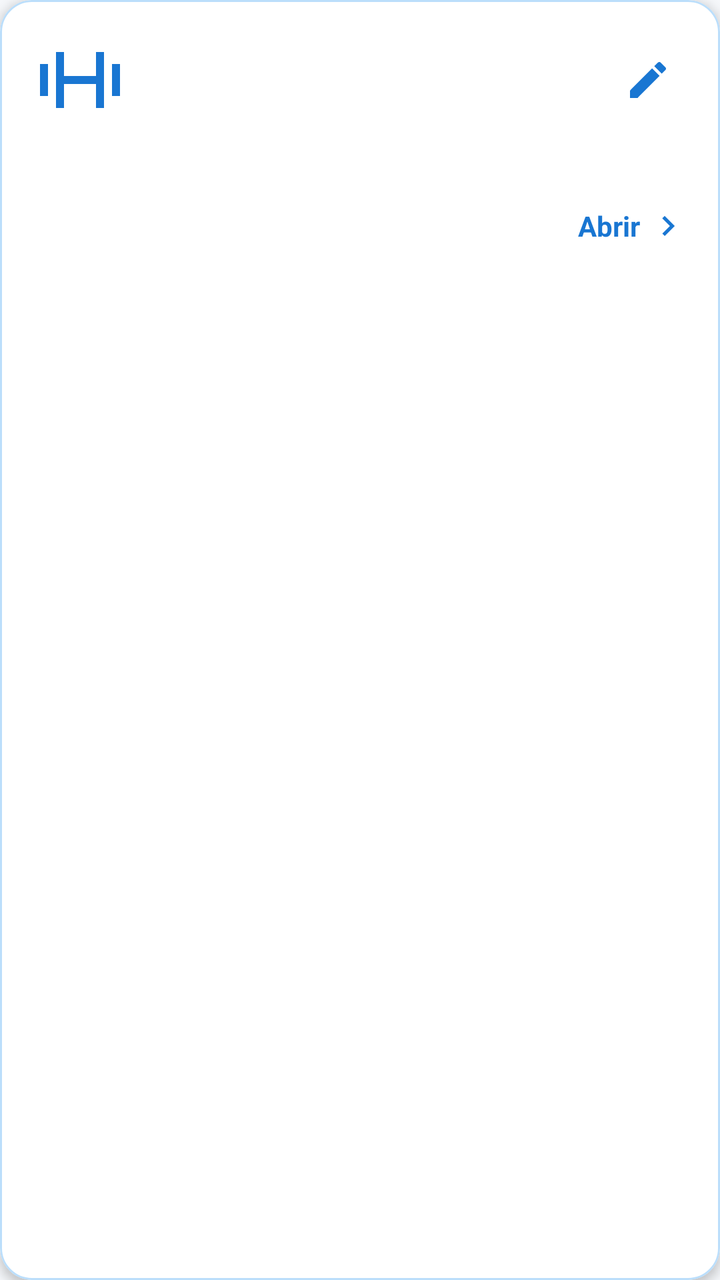
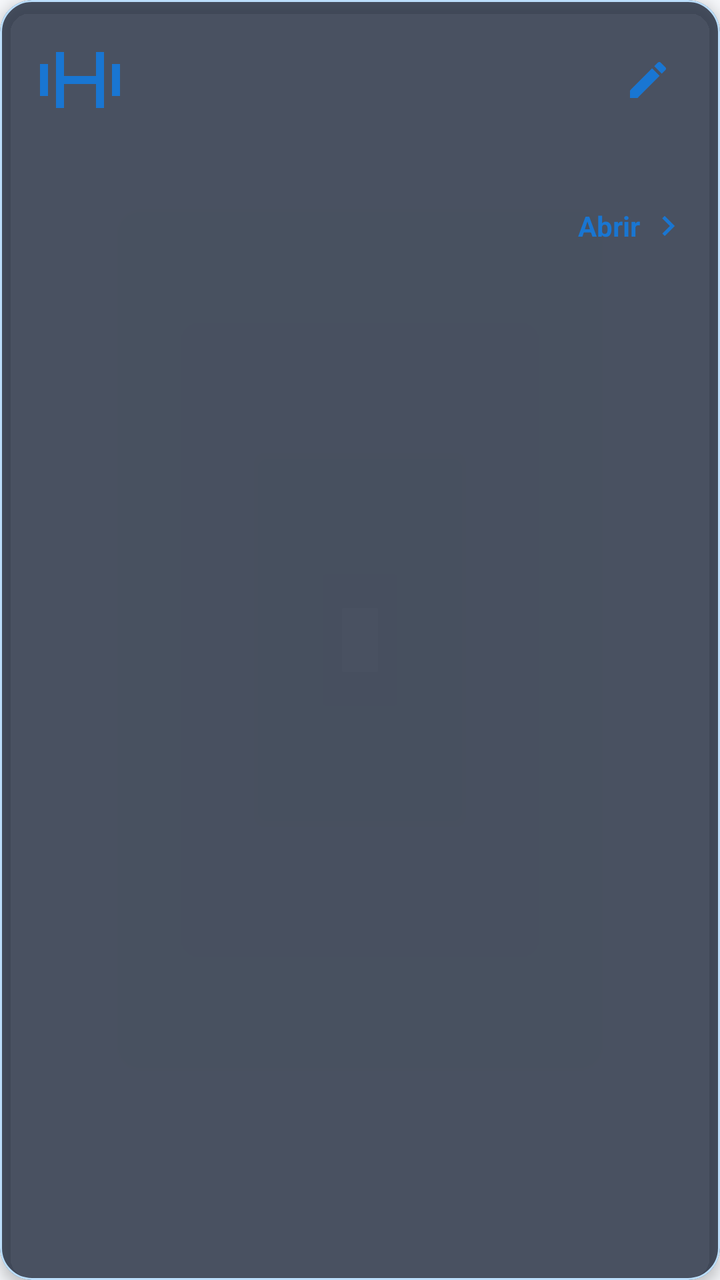

An Android layout rendered at two revisions. The XML below is the earlier revision; the diff shows what the commit changed to produce the second picture.
<!-- AndroidManifest.xml: application theme Theme.KobasGYM -->
<!-- res/layout/item_routine.xml -->
<?xml version="1.0" encoding="utf-8"?>
<com.google.android.material.card.MaterialCardView xmlns:android="http://schemas.android.com/apk/res/android"
    xmlns:app="http://schemas.android.com/apk/res-auto"
    android:layout_width="match_parent"
    android:layout_height="wrap_content"
    android:layout_marginStart="16dp"
    android:layout_marginEnd="16dp"
    android:layout_marginTop="8dp"
    android:layout_marginBottom="8dp"
    android:clickable="true"
    android:focusable="true"
    app:cardCornerRadius="16dp"
    app:cardElevation="3dp"
    app:cardBackgroundColor="@color/surface_white"
    app:strokeColor="@color/blue_primary_light"
    app:strokeWidth="1dp">

    <LinearLayout
        android:layout_width="match_parent"
        android:layout_height="wrap_content"
        android:orientation="vertical"
        android:padding="16dp">

        <LinearLayout
            android:layout_width="match_parent"
            android:layout_height="wrap_content"
            android:orientation="horizontal"
            android:gravity="center_vertical">

            <ImageView
                android:id="@+id/ivRoutineIcon"
                android:layout_width="48dp"
                android:layout_height="48dp"
                android:src="@drawable/ic_dumbbell"
                app:tint="@color/blue_primary"
                android:contentDescription="@null" />

            <LinearLayout
                android:layout_width="0dp"
                android:layout_height="wrap_content"
                android:layout_weight="1"
                android:layout_marginStart="12dp"
                android:layout_marginEnd="8dp"
                android:orientation="vertical">

                <TextView
                    android:id="@+id/tvRoutineName"
                    android:layout_width="wrap_content"
                    android:layout_height="wrap_content"
                    android:textSize="18sp"
                    android:textStyle="bold"
                    android:textColor="@color/text_primary" />

            </LinearLayout>

            <ImageButton
                android:id="@+id/btnEditRoutine"
                android:layout_width="40dp"
                android:layout_height="40dp"
                android:background="?attr/selectableItemBackgroundBorderless"
                android:src="@drawable/ic_edit"
                app:tint="@color/blue_primary"
                android:contentDescription="@string/action_edit" />

        </LinearLayout>

        <TextView
            android:id="@+id/tvRoutineDescription"
            android:layout_width="match_parent"
            android:layout_height="wrap_content"
            android:layout_marginTop="8dp"
            android:textSize="14sp"
            android:textColor="@color/text_secondary"
            android:maxLines="2"
            android:ellipsize="end" />

        <LinearLayout
            android:layout_width="match_parent"
            android:layout_height="wrap_content"
            android:layout_marginTop="12dp"
            android:orientation="horizontal"
            android:gravity="center_vertical">

            <TextView
                android:id="@+id/tvExercisesCount"
                android:layout_width="0dp"
                android:layout_height="wrap_content"
                android:layout_weight="1"
                android:textSize="13sp"
                android:textStyle="bold"
                android:textColor="@color/blue_primary_dark" />

            <TextView
                android:layout_width="wrap_content"
                android:layout_height="wrap_content"
                android:text="@string/action_open"
                android:textSize="14sp"
                android:textStyle="bold"
                android:textColor="@color/blue_primary"
                android:layout_marginEnd="4dp" />

            <ImageView
                android:layout_width="20dp"
                android:layout_height="20dp"
                android:src="@drawable/ic_chevron_right"
                app:tint="@color/blue_primary"
                android:contentDescription="@null" />

        </LinearLayout>

    </LinearLayout>
</com.google.android.material.card.MaterialCardView>
<!-- resources referenced by this layout -->
<resources>
  <color name="blue_primary">#1976D2</color>
  <color name="blue_primary_dark">#0D47A1</color>
  <color name="blue_primary_light">#BBDEFB</color>
  <color name="surface_white">#FFFFFF</color>
  <color name="text_primary">#212121</color>
  <color name="text_secondary">#666666</color>
  <!-- drawable ic_chevron_right (drawable) -->
  <vector xmlns:android="http://schemas.android.com/apk/res/android"
      android:width="24dp"
      android:height="24dp"
      android:viewportWidth="24"
      android:viewportHeight="24">
      <path
          android:fillColor="#1976D2"
          android:pathData="M10,6L8.59,7.41 13.17,12l-4.58,4.59L10,18l6,-6z"/>
  </vector>
  <!-- drawable ic_dumbbell (drawable) -->
  <vector xmlns:android="http://schemas.android.com/apk/res/android"
      android:width="24dp"
      android:height="24dp"
      android:viewportWidth="24"
      android:viewportHeight="24">
      <path
          android:fillColor="#1976D2"
          android:pathData="M6,5h2v14H6zM16,5h2v14h-2zM2,8h2v8H2zM20,8h2v8h-2zM8,11h8v2H8z"/>
  </vector>
  <!-- drawable ic_edit (drawable) -->
  <vector xmlns:android="http://schemas.android.com/apk/res/android"
      android:width="24dp"
      android:height="24dp"
      android:viewportWidth="24"
      android:viewportHeight="24">
      <path
          android:fillColor="#1976D2"
          android:pathData="M3,17.25V21h3.75L17.81,9.94l-3.75,-3.75L3,17.25zM20.71,7.04c0.39,-0.39 0.39,-1.02 0,-1.41l-2.34,-2.34c,-0.39,-0.39 -1.02,-0.39 -1.41,0l-1.83,1.83 3.75,3.75 1.83,-1.83z"/>
  </vector>
  <string name="action_edit">Editar</string>
  <string name="action_open">Abrir</string>
  <style name="Theme.KobasGYM" parent="Theme.MaterialComponents.DayNight.NoActionBar">
          
          <item name="colorPrimary">@color/blue_primary</item>
          <item name="colorPrimaryVariant">@color/blue_primary_dark</item>
          <item name="colorOnPrimary">@color/white</item>
          
          <item name="colorSecondary">@color/blue_accent</item>
          <item name="colorSecondaryVariant">@color/blue_primary_dark</item>
          <item name="colorOnSecondary">@color/white</item>
          
          <item name="android:statusBarColor">@color/blue_primary_dark</item>
          
          <item name="android:windowBackground">@color/background_light</item>
      </style>
  <color name="white">#FFFFFFFF</color>
  <color name="blue_accent">#2196F3</color>
  <color name="background_light">#F5F7FA</color>
</resources>

<!-- the commit's change to res/layout/item_routine.xml (unified diff, before → after) -->
@@ -10,8 +10,8 @@
     android:clickable="true"
     android:focusable="true"
     app:cardCornerRadius="16dp"
-    app:cardElevation="3dp"
-    app:cardBackgroundColor="@color/surface_white"
+    app:cardElevation="4dp"
+    app:cardBackgroundColor="#CC1E293B"
     app:strokeColor="@color/blue_primary_light"
     app:strokeWidth="1dp">
 
@@ -49,7 +49,7 @@
                     android:layout_height="wrap_content"
                     android:textSize="18sp"
                     android:textStyle="bold"
-                    android:textColor="@color/text_primary" />
+                    android:textColor="@color/white" />
 
             </LinearLayout>
 
@@ -70,7 +70,7 @@
             android:layout_height="wrap_content"
             android:layout_marginTop="8dp"
             android:textSize="14sp"
-            android:textColor="@color/text_secondary"
+            android:textColor="#E0E0E0"
             android:maxLines="2"
             android:ellipsize="end" />
 
@@ -88,7 +88,7 @@
                 android:layout_weight="1"
                 android:textSize="13sp"
                 android:textStyle="bold"
-                android:textColor="@color/blue_primary_dark" />
+                android:textColor="@color/blue_primary_light" />
 
             <TextView
                 android:layout_width="wrap_content"
<!-- resource entries referenced after the edit -->
@@ -3,9 +3,6 @@
   <color name="blue_primary">#1976D2</color>
   <color name="blue_primary_dark">#0D47A1</color>
   <color name="blue_primary_light">#BBDEFB</color>
-  <color name="surface_white">#FFFFFF</color>
-  <color name="text_primary">#212121</color>
-  <color name="text_secondary">#666666</color>
   <!-- drawable ic_chevron_right (drawable) -->
   <vector xmlns:android="http://schemas.android.com/apk/res/android"
       android:width="24dp"
